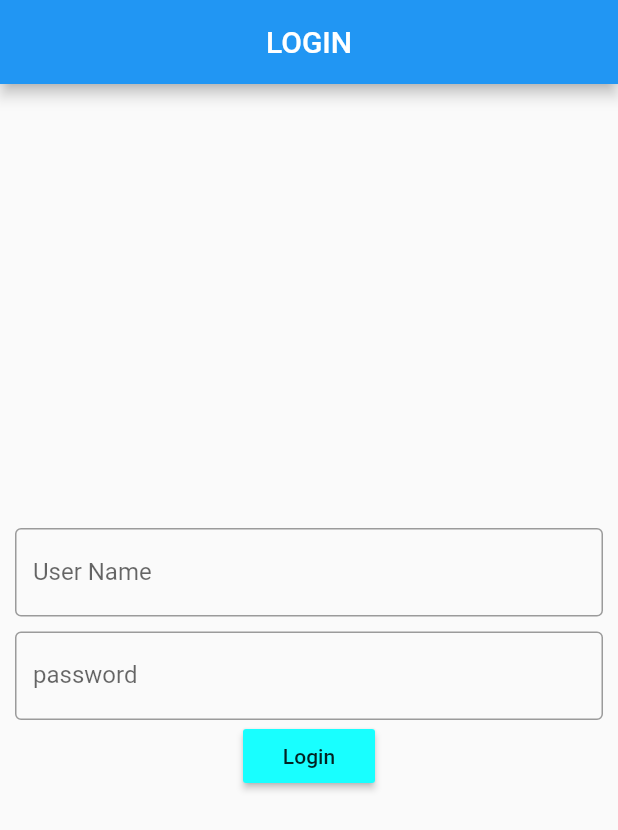
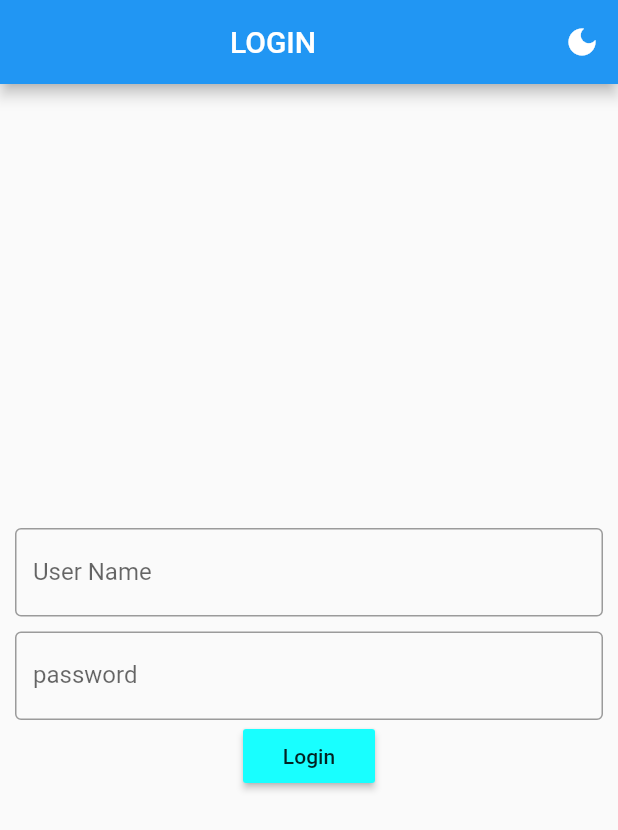
Before and after one commit to Adwaithnow/ets-client, a Flutter app: the screen it shows after launch, on a phone screen of 412 x 824 dp. Shown: the top 830 px of the screen. Run offline on Flutter 3.47's test engine with Material 2 defaults, Android fonts, the phone set to English and light mode, and no system bars; our stand-ins replace dio, file_picker; project files that could hold a hidden picture were left out.

Commit message:
dark mode

```diff
--- a/lib/core/appData.dart
+++ b/lib/core/appData.dart
@@ -1,6 +1,9 @@
 import 'package:test_app/models/userModel.dart';
+import 'package:test_app/themes/themeManager.dart';
 
 class AppData {
-  static String baseURL = 'http://192.168.1.5:3000';
+  //static String baseURL = 'http://192.168.1.5:3000';
+  static String baseURL = 'http://ec2-3-142-145-43.us-east-2.compute.amazonaws.com:3000';
+  static ThemeManager themeManager = ThemeManager();
   static User user = User();
 }
--- a/lib/main.dart
+++ b/lib/main.dart
@@ -1,11 +1,49 @@
 import 'package:flutter/material.dart';
-import 'package:test_app/screens/home.dart';
+import 'package:test_app/core/appData.dart';
 import 'package:test_app/screens/loginScreen.dart';
+import 'package:test_app/themes/darkTheme.dart';
+import 'package:test_app/themes/lightTheme.dart';
 
 void main() {
-  runApp(MaterialApp(
-    title: "Simple",
-    home: LoginScreen(),
-    debugShowCheckedModeBanner: false,
-  ));
+  runApp(const MyApp());
 }
+
+class MyApp extends StatefulWidget {
+  const MyApp({Key? key}) : super(key: key);
+
+  @override
+  _MyAppState createState() => _MyAppState();
+}
+
+class _MyAppState extends State<MyApp> {
+
+  @override
+  void initState() {
+    AppData.themeManager.addListener(themeManagerListener);
+    super.initState();
+  }
+
+  @override
+  void dispose() {
+    AppData.themeManager.removeListener(themeManagerListener);
+    super.dispose();
+  }
+
+  themeManagerListener() {
+    if (mounted) {
+      setState(() {});
+    }
+  }
+
+  @override
+  Widget build(BuildContext context) {
+    return MaterialApp(
+      title: "Simple",
+      home: const LoginScreen(),
+      theme: lightTheme,
+      darkTheme: darkTheme,
+      themeMode: AppData.themeManager.themeMode,
+      debugShowCheckedModeBanner: false,
+    );
+  }
+}
--- a/lib/screens/loginScreen.dart
+++ b/lib/screens/loginScreen.dart
@@ -2,6 +2,7 @@ import 'package:flutter/material.dart';
 import 'package:test_app/core/appData.dart';
 import 'package:test_app/network/authNetwork.dart';
 import 'package:test_app/screens/home.dart';
+
 
 class LoginScreen extends StatefulWidget {
   const LoginScreen({Key? key}) : super(key: key);
@@ -13,7 +14,25 @@ class LoginScreen extends StatefulWidget {
 class _LoginScreenState extends State<LoginScreen> {
   String summary = '', userId = '', password = '';
   bool isLoading = false;
-  // AppData appData = AppData();
+
+  @override
+  void initState() {
+    AppData.themeManager.addListener(themeManagerListener);
+    super.initState();
+  }
+
+  @override
+  void dispose() {
+    AppData.themeManager.removeListener(themeManagerListener);
+    super.dispose();
+  }
+
+  themeManagerListener() {
+    if (mounted) {
+      setState(() {});
+    }
+  }
+
   login() async {
     setState(() {
       isLoading = true;
@@ -23,11 +42,12 @@ class _LoginScreenState extends State<LoginScreen> {
     setState(() {
       isLoading = false;
       summary = AppData.user.username ?? '...';
+
     });
     if (result == 'ok') {
       Navigator.push(
         context,
-        MaterialPageRoute(builder: (context) => home()),
+        MaterialPageRoute(builder: (context) => const home()),
       );
     } else {
       ScaffoldMessenger.of(context)
@@ -39,17 +59,26 @@ class _LoginScreenState extends State<LoginScreen> {
   Widget build(BuildContext context) {
     return Scaffold(
       appBar: AppBar(
-        title: Center(child: Text("LOGIN")),
+        title: const Center(child: Text("LOGIN")),
+        actions: [
+          IconButton(
+            onPressed: () => AppData.themeManager.toggleTheme(
+              AppData.themeManager.themeMode != ThemeMode.dark),
+            icon: AppData.themeManager.themeMode == ThemeMode.dark
+              ? const Icon(Icons.light_mode)
+              : const Icon(Icons.dark_mode),
+          ),
+        ],
       ),
       body: Center(
         child: Container(
-          padding: EdgeInsets.all(10),
+          padding: const EdgeInsets.all(10),
           // color: Colors.red,
           child: Column(
             mainAxisSize: MainAxisSize.min,
             children: [
               TextField(
-                decoration: InputDecoration(
+                decoration: const InputDecoration(
                   border: OutlineInputBorder(),
                   labelText: 'User Name',
                   hintText: 'Enter Your Name',
@@ -58,11 +87,11 @@ class _LoginScreenState extends State<LoginScreen> {
                   userId = value;
                 }, // da one sec ippo varam ahda
               ),
-              SizedBox(
+              const SizedBox(
                 height: 10,
               ),
               TextField(
-                decoration: InputDecoration(
+                decoration: const InputDecoration(
                   border: OutlineInputBorder(),
                   labelText: 'password',
                   hintText: 'Enter Your password',
@@ -72,7 +101,7 @@ class _LoginScreenState extends State<LoginScreen> {
                 }, // da one sec ippo varam ahda
               ),
               isLoading
-                  ? CircularProgressIndicator()
+                  ? const CircularProgressIndicator()
                   : MaterialButton(
                       color: Colors.cyanAccent,
                       onPressed: login,
--- /dev/null
+++ b/lib/themes/darkTheme.dart
@@ -0,0 +1,5 @@
+import 'package:flutter/material.dart';
+
+ThemeData darkTheme = ThemeData(
+  brightness: Brightness.dark,
+);
--- /dev/null
+++ b/lib/themes/lightTheme.dart
@@ -0,0 +1,5 @@
+import 'package:flutter/material.dart';
+
+ThemeData lightTheme = ThemeData(
+  brightness: Brightness.light,
+);
--- /dev/null
+++ b/lib/themes/themeManager.dart
@@ -0,0 +1,10 @@
+import 'package:flutter/material.dart';
+
+class ThemeManager with ChangeNotifier {
+  ThemeMode _themeMode = ThemeMode.system;
+  get themeMode => _themeMode;
+  toggleTheme(bool isDark) {
+    _themeMode = isDark ? ThemeMode.dark : ThemeMode.light;
+    notifyListeners();
+  }
+}
```
Also changed, not shown: 4 other files.
